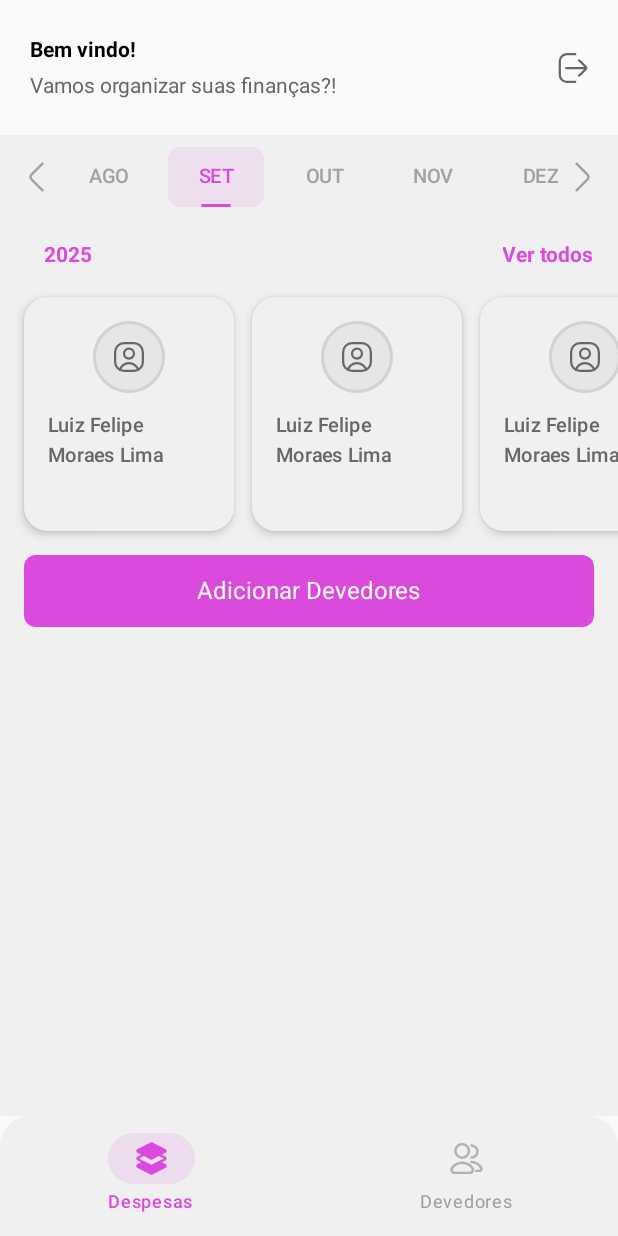
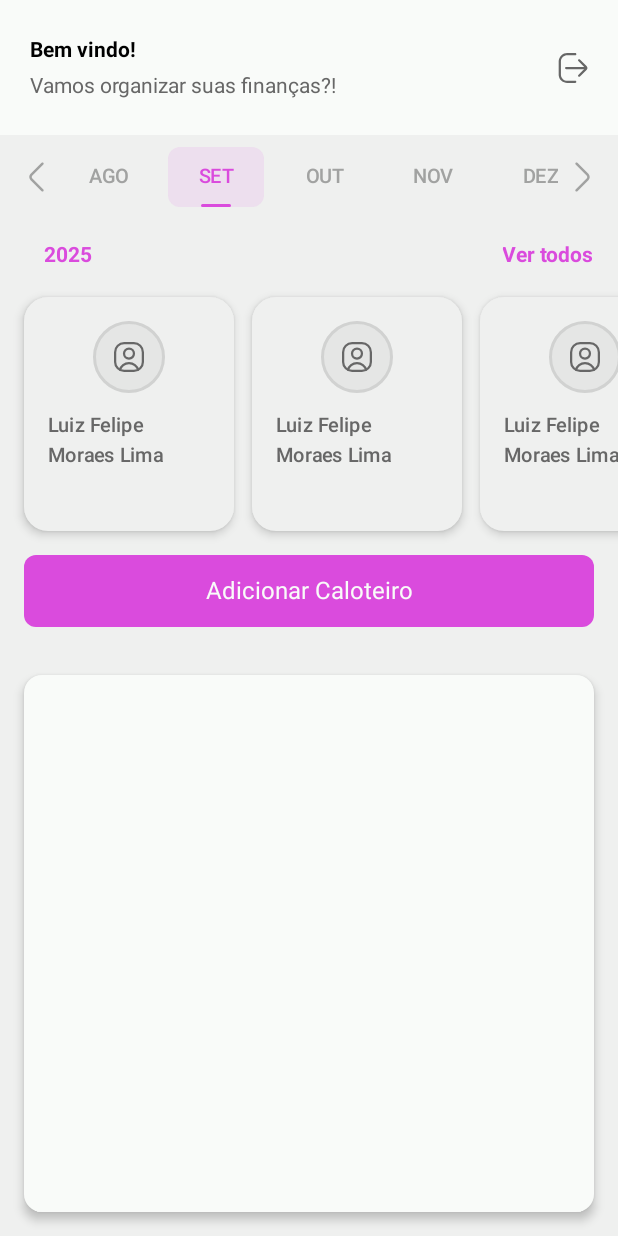
Before and after one commit to Luiz-F3lipe/Finance-Pay, an Android app built with Jetpack Compose: the HomeScreen screen opened through its navigation route, on a phone screen of 412 x 824 dp. Run offline under Robolectric (Android 15) with nearby library versions, the phone set to English and light mode, and no system bars.

```diff
--- a/app/src/main/java/com/luizf3lipe/financepay/MainActivity.kt
+++ b/app/src/main/java/com/luizf3lipe/financepay/MainActivity.kt
@@ -1,13 +1,16 @@
 package com.luizf3lipe.financepay
 
+import android.os.Build
 import android.os.Bundle
 import androidx.activity.ComponentActivity
 import androidx.activity.compose.setContent
 import androidx.activity.enableEdgeToEdge
+import androidx.annotation.RequiresApi
 import com.luizf3lipe.financepay.ui.theme.FinancePayTheme
 import com.luizf3lipe.financepay.screens.navigation.AppNavHost
 
 class MainActivity : ComponentActivity() {
+    @RequiresApi(Build.VERSION_CODES.O)
     override fun onCreate(savedInstanceState: Bundle?) {
         super.onCreate(savedInstanceState)
         enableEdgeToEdge()
--- a/app/src/main/java/com/luizf3lipe/financepay/screens/home/HomeScreen.kt
+++ b/app/src/main/java/com/luizf3lipe/financepay/screens/home/HomeScreen.kt
@@ -3,6 +3,7 @@ package com.luizf3lipe.financepay.screens.home
 import android.os.Build
 import androidx.annotation.RequiresApi
 import androidx.compose.foundation.background
+import androidx.compose.foundation.border
 import androidx.compose.foundation.horizontalScroll
 import androidx.compose.foundation.layout.Arrangement
 import androidx.compose.foundation.layout.Box
@@ -13,17 +14,24 @@ import androidx.compose.foundation.layout.fillMaxSize
 import androidx.compose.foundation.layout.fillMaxWidth
 import androidx.compose.foundation.layout.padding
 import androidx.compose.foundation.rememberScrollState
+import androidx.compose.foundation.shape.RoundedCornerShape
+import androidx.compose.material3.Card
+import androidx.compose.material3.CardDefaults
+import androidx.compose.material3.CardElevation
 import androidx.compose.material3.Text
 import androidx.compose.material3.TextButton
 import androidx.compose.runtime.Composable
 import androidx.compose.ui.Modifier
+import androidx.compose.ui.draw.shadow
 import androidx.compose.ui.tooling.preview.Preview
 import androidx.compose.ui.unit.dp
 import com.luizf3lipe.financepay.components.debtorCard.DebtorCard
 import com.luizf3lipe.financepay.components.header.Header
 import com.luizf3lipe.financepay.components.monthSelector.MonthSelector
 import com.luizf3lipe.financepay.components.primaryButton.PrimaryButton
+import com.luizf3lipe.financepay.ui.theme.Gray100
 import com.luizf3lipe.financepay.ui.theme.Gray200
+import com.luizf3lipe.financepay.ui.theme.Gray300
 import com.luizf3lipe.financepay.ui.theme.Primary
 import com.luizf3lipe.financepay.ui.theme.TitleSmall
 import java.time.Month
@@ -53,7 +61,9 @@ fun HomeScreen() {
                     .fillMaxWidth()
             ) {
                 Row(
-                    modifier = Modifier.fillMaxWidth().padding(horizontal = 16.dp),
+                    modifier = Modifier
+                        .fillMaxWidth()
+                        .padding(horizontal = 16.dp),
                     horizontalArrangement = Arrangement.SpaceBetween
                 ) {
                     TextButton(
@@ -92,12 +102,30 @@ fun HomeScreen() {
                 }
 
                 PrimaryButton(
-                    title = "Adicionar Devedores",
+                    title = "Adicionar Caloteiro",
                     onClick = {},
                     modifier = Modifier.padding(16.dp)
                 )
             }
+            Incomes(modifier = Modifier
+                .fillMaxSize()
+                .padding(16.dp))
         }
+    }
+}
+
+@Composable
+fun Incomes(modifier: Modifier) {
+    Card(
+        modifier = modifier,
+        colors = CardDefaults.cardColors(
+            containerColor = Gray100,
+        ),
+        elevation = CardDefaults.cardElevation(
+            defaultElevation = 4.dp,
+            pressedElevation = 8.dp
+        )
+    ) {
     }
 }
 
--- a/app/src/main/java/com/luizf3lipe/financepay/screens/login/LoginScreen.kt
+++ b/app/src/main/java/com/luizf3lipe/financepay/screens/login/LoginScreen.kt
@@ -90,7 +90,7 @@ fun LoginScreen(navController: NavController) {
                 PrimaryButton(
                     title = "Entrar",
                     onClick = {
-                        navController.navigate(Screens.HomeRoot.route) {
+                        navController.navigate(Screens.Home.route) {
                             popUpTo(Screens.Login.route) { inclusive = true }
                         }
                     },
--- a/app/src/main/java/com/luizf3lipe/financepay/screens/navigation/AppNavHost.kt
+++ b/app/src/main/java/com/luizf3lipe/financepay/screens/navigation/AppNavHost.kt
@@ -1,163 +1,23 @@
 package com.luizf3lipe.financepay.screens.navigation
 
-import androidx.compose.animation.animateColorAsState
-import androidx.compose.animation.core.tween
-import androidx.compose.foundation.Image
-import androidx.compose.foundation.layout.*
-import androidx.compose.foundation.shape.RoundedCornerShape
-import androidx.compose.material3.*
-import androidx.compose.runtime.*
+import android.os.Build
+import androidx.annotation.RequiresApi
+import androidx.compose.runtime.Composable
 import androidx.compose.ui.Modifier
-import androidx.compose.ui.draw.clip
-import androidx.compose.ui.graphics.Color
-import androidx.compose.ui.graphics.ColorFilter
-import androidx.compose.ui.res.painterResource
-import androidx.compose.ui.text.font.FontWeight
-import androidx.compose.ui.unit.dp
-import androidx.compose.ui.unit.sp
-import androidx.navigation.NavGraph.Companion.findStartDestination
-import androidx.navigation.NavHostController
 import androidx.navigation.compose.NavHost
 import androidx.navigation.compose.composable
-import androidx.navigation.compose.currentBackStackEntryAsState
 import androidx.navigation.compose.rememberNavController
-import com.luizf3lipe.financepay.screens.debtor.DebtorScreen
 import com.luizf3lipe.financepay.screens.home.HomeScreen
 import com.luizf3lipe.financepay.screens.login.LoginScreen
 import com.luizf3lipe.financepay.screens.splash.SplashScreen
-import com.luizf3lipe.financepay.ui.theme.Gray100
-import com.luizf3lipe.financepay.ui.theme.Gray200
-import com.luizf3lipe.financepay.ui.theme.Primary
-import com.luizf3lipe.financepay.R
 
-// Data class para os itens do bottom nav
-
-
+@RequiresApi(Build.VERSION_CODES.O)
 @Composable
-fun AppNavHost(navController: NavHostController = rememberNavController()) {
-    NavHost(
-        navController = navController,
-        startDestination = Screens.HomeRoot.route
-    ) {
-        // Splash Screen
-        composable(Screens.Splash.route) {
-            SplashScreen(navController)
-        }
-        // Login Screen
-        composable(Screens.Login.route) {
-            LoginScreen(navController)
-        }
-
-        composable(Screens.HomeRoot.route) {
-            ModernBottomNavScaffold()
-        }
+fun AppNavHost() {
+    val navController = rememberNavController()
+    NavHost(navController, startDestination = Screens.Splash.route) {
+        composable(Screens.Splash.route) { SplashScreen(navController = navController) }
+        composable(Screens.Login.route) { LoginScreen(navController = navController) }
+        composable(Screens.Home.route) { HomeScreen() }
     }
 }
-
-@Composable
-fun ModernBottomNavScaffold() {
-    val bottomNavController = rememberNavController()
-    val items = listOf(
-        BottomNavItem(
-            route = Screens.Home.route,
-            title = "Despesas",
-            selectedIcon = R.drawable.ic_stack_bold,
-            unselectedIcon = R.drawable.ic_stack
-        ),
-        BottomNavItem(
-            route = Screens.Debtors.route,
-            title = "Devedores",
-            selectedIcon = R.drawable.ic_users,
-            unselectedIcon = R.drawable.ic_users_bold
-        )
-    )
-
-    Scaffold(
-        containerColor = Gray100,
-        bottomBar = {
-            ModernBottomNavigationBar(
-                navController = bottomNavController,
-                items = items
-            )
-        }
-    ) { innerPadding ->
-        NavHost(
-            navController = bottomNavController,
-            startDestination = Screens.Home.route,
-            modifier = Modifier.padding(innerPadding)
-        ) {
-            composable(Screens.Home.route) { HomeScreen() }
-            composable(Screens.Debtors.route) { DebtorScreen() }
-        }
-    }
-}
-
-@Composable
-fun ModernBottomNavigationBar(
-    navController: NavHostController,
-    items: List<BottomNavItem>
-) {
-    val currentRoute = navController.currentBackStackEntryAsState().value?.destination?.route
-
-    NavigationBar(
-        containerColor = Gray200,
-        modifier = Modifier
-            .fillMaxWidth()
-            .clip(RoundedCornerShape(topStart = 20.dp, topEnd = 20.dp)),
-        tonalElevation = 8.dp
-    ) {
-        items.forEach { item ->
-            val isSelected = currentRoute == item.route
-
-            val iconColor by animateColorAsState(
-                targetValue = if (isSelected) Primary else Color.Gray.copy(alpha = 0.6f),
-                animationSpec = tween(300),
-                label = "iconColor"
-            )
-
-            val textColor by animateColorAsState(
-                targetValue = if (isSelected) Primary else Color.Gray.copy(alpha = 0.8f),
-                animationSpec = tween(300),
-                label = "textColor"
-            )
-
-            NavigationBarItem(
-                selected = isSelected,
-                onClick = {
-                    if (currentRoute != item.route) {
-                        navController.navigate(item.route) {
-                            popUpTo(navController.graph.findStartDestination().id) {
-                                saveState = true
-                            }
-                            launchSingleTop = true
-                            restoreState = true
-                        }
-                    }
-                },
-                icon = {
-                    Image(
-                        painter = painterResource(item.selectedIcon),
-                        contentDescription = item.title,
-                        colorFilter = ColorFilter.tint(iconColor),
-                        modifier = Modifier.size(26.dp)
-                    )
-                },
-                label = {
-                    Text(
-                        text = item.title,
-                        color = textColor,
-                        fontSize = 12.sp,
-                        fontWeight = if (isSelected) FontWeight.SemiBold else FontWeight.Normal
-                    )
-                },
-                colors = NavigationBarItemDefaults.colors(
-                    selectedIconColor = Color.Transparent,
-                    unselectedIconColor = Color.Transparent,
-                    selectedTextColor = Color.Transparent,
-                    unselectedTextColor = Color.Transparent,
-                    indicatorColor = Primary.copy(alpha = 0.12f)
-                )
-            )
-        }
-    }
-}
--- a/app/src/main/java/com/luizf3lipe/financepay/screens/navigation/BottomNavItem.kt
+++ /dev/null
@@ -1,8 +0,0 @@
-package com.luizf3lipe.financepay.screens.navigation
-
-data class BottomNavItem(
-    val route: String,
-    val title: String,
-    val selectedIcon: Int,
-    val unselectedIcon: Int
-)
--- a/app/src/main/java/com/luizf3lipe/financepay/screens/navigation/Screens.kt
+++ b/app/src/main/java/com/luizf3lipe/financepay/screens/navigation/Screens.kt
@@ -3,8 +3,6 @@ package com.luizf3lipe.financepay.screens.navigation
 sealed class Screens(val route: String) {
     object Splash : Screens("splash")
     object Login : Screens("login")
-    object HomeRoot : Screens("homeRoot")
     object Home : Screens("home")
     object Debtors : Screens("debtors")
-    object Reports : Screens("reports")
 }
```
